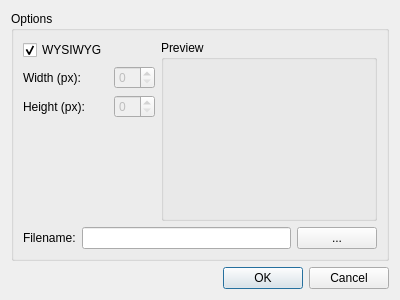
Before: the Qt Designer form res/designer/snapshotdialog.ui in tsalemink/neon, drawn with Qt 5.
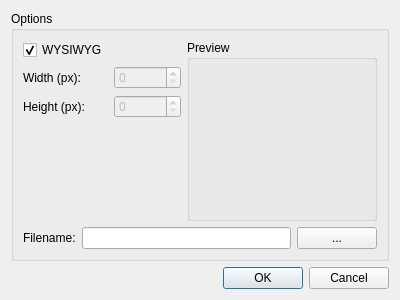
After: the same form once the commit is applied. Custom widgets are drawn as their Qt base class.

Commit message: Improve functionality of snapshot dialog.

Diff of the .ui file:
```diff
--- a/res/designer/snapshotdialog.ui
+++ b/res/designer/snapshotdialog.ui
@@ -32,6 +32,9 @@
         <property name="enabled">
          <bool>false</bool>
         </property>
+        <property name="maximum">
+         <number>999999</number>
+        </property>
        </widget>
       </item>
       <item row="4" column="0" colspan="3">
@@ -67,6 +70,9 @@
         <property name="enabled">
          <bool>false</bool>
         </property>
+        <property name="maximum">
+         <number>999999</number>
+        </property>
        </widget>
       </item>
       <item row="3" column="0">
```
The commit also changes 2 other files.
